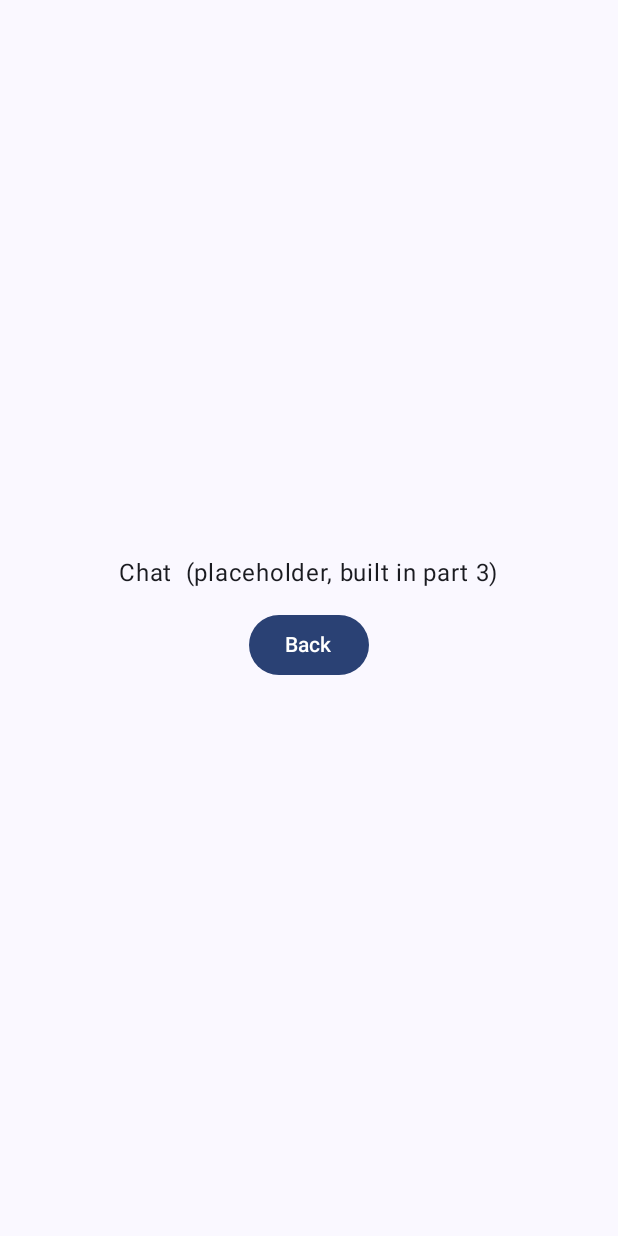
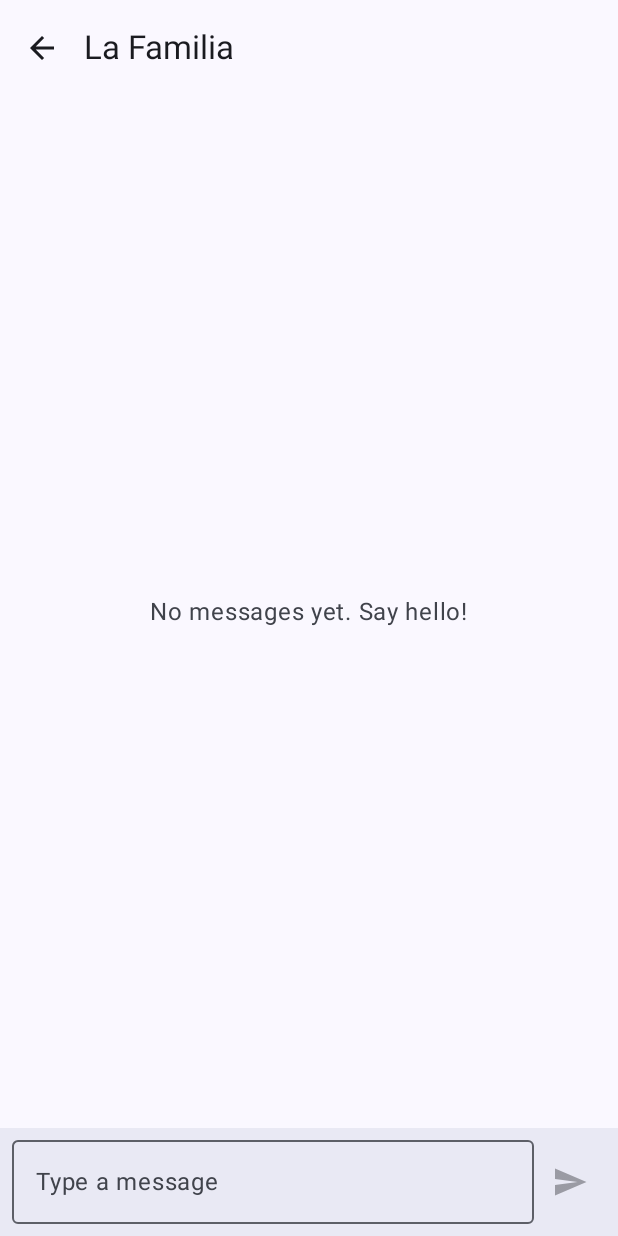
Before and after one commit to Abdoz3210/MC_Project, an Android app built with Jetpack Compose: the composable ChatScreen called with empty values, on a phone screen of 412 x 824 dp. Run offline under Robolectric (Android 15) with nearby library versions, the phone set to English and light mode, and no system bars.

Commit message:
feat: chat thread screen with bubbles, composer, edit, delete and retry

```diff
--- a/app/src/main/java/com/lafamilia/app/ui/chat/ChatScreen.kt
+++ b/app/src/main/java/com/lafamilia/app/ui/chat/ChatScreen.kt
@@ -1,29 +1,163 @@
 package com.lafamilia.app.ui.chat
 
 import androidx.compose.foundation.layout.Arrangement
+import androidx.compose.foundation.layout.Box
 import androidx.compose.foundation.layout.Column
+import androidx.compose.foundation.layout.Row
 import androidx.compose.foundation.layout.fillMaxSize
+import androidx.compose.foundation.layout.fillMaxWidth
+import androidx.compose.foundation.layout.imePadding
 import androidx.compose.foundation.layout.padding
-import androidx.compose.foundation.layout.systemBarsPadding
-import androidx.compose.material3.Button
+import androidx.compose.foundation.lazy.LazyColumn
+import androidx.compose.foundation.lazy.items
+import androidx.compose.foundation.lazy.rememberLazyListState
+import androidx.compose.foundation.text.KeyboardOptions
+import androidx.compose.material.icons.Icons
+import androidx.compose.material.icons.automirrored.filled.ArrowBack
+import androidx.compose.material.icons.automirrored.filled.Send
+import androidx.compose.material.icons.filled.Close
+import androidx.compose.material3.ExperimentalMaterial3Api
+import androidx.compose.material3.Icon
+import androidx.compose.material3.IconButton
+import androidx.compose.material3.MaterialTheme
+import androidx.compose.material3.OutlinedTextField
+import androidx.compose.material3.Scaffold
+import androidx.compose.material3.Surface
 import androidx.compose.material3.Text
+import androidx.compose.material3.TopAppBar
 import androidx.compose.runtime.Composable
+import androidx.compose.runtime.LaunchedEffect
+import androidx.compose.runtime.getValue
 import androidx.compose.ui.Alignment
 import androidx.compose.ui.Modifier
+import androidx.compose.ui.res.stringResource
+import androidx.compose.ui.text.input.ImeAction
 import androidx.compose.ui.unit.dp
+import androidx.lifecycle.compose.collectAsStateWithLifecycle
+import androidx.lifecycle.viewmodel.compose.viewModel
+import com.lafamilia.app.R
 
-/**
- * PLACEHOLDER from part 1 so the app compiles and navigates.
- * Part 3 (chat thread and message composer) replaces this whole file.
- */
+@OptIn(ExperimentalMaterial3Api::class)
 @Composable
-fun ChatScreen(conversationId: String, onBack: () -> Unit) {
-    Column(
-        modifier = Modifier.fillMaxSize().systemBarsPadding().padding(24.dp),
-        verticalArrangement = Arrangement.spacedBy(12.dp, Alignment.CenterVertically),
-        horizontalAlignment = Alignment.CenterHorizontally
-    ) {
-        Text("Chat $conversationId (placeholder, built in part 3)")
-        Button(onClick = onBack) { Text("Back") }
+fun ChatScreen(
+    conversationId: String,
+    onBack: () -> Unit,
+    viewModel: ChatViewModel = viewModel(
+        key = "chat-$conversationId",
+        factory = ChatViewModel.factory(conversationId)
+    )
+) {
+    val state by viewModel.uiState.collectAsStateWithLifecycle()
+    val listState = rememberLazyListState()
+
+    // Scroll to the newest message whenever the list grows.
+    LaunchedEffect(state.messages.size) {
+        if (state.messages.isNotEmpty()) listState.animateScrollToItem(state.messages.lastIndex)
+    }
+
+    Scaffold(
+        modifier = Modifier.imePadding(),
+        topBar = {
+            TopAppBar(
+                title = { Text(state.title.ifBlank { stringResource(R.string.app_name) }) },
+                navigationIcon = {
+                    IconButton(onClick = onBack) {
+                        Icon(Icons.AutoMirrored.Filled.ArrowBack, contentDescription = stringResource(R.string.chat_back))
+                    }
+                }
+            )
+        },
+        bottomBar = {
+            Composer(
+                draft = state.draft,
+                isEditing = state.editing != null,
+                onDraftChange = viewModel::onDraftChange,
+                onSend = viewModel::submit,
+                onCancelEdit = viewModel::cancelEdit
+            )
+        }
+    ) { padding ->
+        if (state.messages.isEmpty()) {
+            Box(Modifier.fillMaxSize().padding(padding), contentAlignment = Alignment.Center) {
+                Text(
+                    text = stringResource(R.string.chat_empty),
+                    style = MaterialTheme.typography.bodyLarge,
+                    color = MaterialTheme.colorScheme.onSurfaceVariant
+                )
+            }
+        } else {
+            LazyColumn(
+                state = listState,
+                modifier = Modifier.fillMaxSize().padding(padding),
+                contentPadding = androidx.compose.foundation.layout.PaddingValues(vertical = 8.dp)
+            ) {
+                items(state.messages, key = { it.id }) { message ->
+                    val mine = ChatRules.isMine(message, state.currentUserId)
+                    MessageBubble(
+                        message = message,
+                        mine = mine,
+                        onLongClick = { if (ChatRules.canModify(message, state.currentUserId)) viewModel.select(message) },
+                        onRetry = { if (ChatRules.canRetry(message, state.currentUserId)) viewModel.retry(message) }
+                    )
+                }
+            }
+        }
+    }
+
+    if (state.selected != null) {
+        MessageActionsDialog(
+            onEdit = viewModel::startEdit,
+            onDelete = viewModel::askDelete,
+            onDismiss = viewModel::dismissMenu
+        )
+    }
+    if (state.pendingDelete != null) {
+        DeleteMessageDialog(onConfirm = viewModel::confirmDelete, onDismiss = viewModel::cancelDelete)
     }
 }
+
+@Composable
+private fun Composer(
+    draft: String,
+    isEditing: Boolean,
+    onDraftChange: (String) -> Unit,
+    onSend: () -> Unit,
+    onCancelEdit: () -> Unit
+) {
+    Surface(tonalElevation = 3.dp) {
+        Column(modifier = Modifier.fillMaxWidth()) {
+            if (isEditing) {
+                Row(
+                    modifier = Modifier.fillMaxWidth().padding(start = 16.dp, end = 4.dp),
+                    verticalAlignment = Alignment.CenterVertically,
+                    horizontalArrangement = Arrangement.SpaceBetween
+                ) {
+                    Text(
+                        text = stringResource(R.string.chat_editing),
+                        style = MaterialTheme.typography.labelMedium,
+                        color = MaterialTheme.colorScheme.primary
+                    )
+                    IconButton(onClick = onCancelEdit) {
+                        Icon(Icons.Default.Close, contentDescription = stringResource(R.string.chat_cancel))
+                    }
+                }
+            }
+            Row(
+                modifier = Modifier.fillMaxWidth().padding(horizontal = 8.dp, vertical = 8.dp),
+                verticalAlignment = Alignment.CenterVertically
+            ) {
+                OutlinedTextField(
+                    value = draft,
+                    onValueChange = onDraftChange,
+                    modifier = Modifier.weight(1f),
+                    placeholder = { Text(stringResource(R.string.chat_hint)) },
+                    maxLines = 4,
+                    keyboardOptions = KeyboardOptions(imeAction = ImeAction.Default)
+                )
+                IconButton(onClick = onSend, enabled = draft.isNotBlank()) {
+                    Icon(Icons.AutoMirrored.Filled.Send, contentDescription = stringResource(R.string.chat_send))
+                }
+            }
+        }
+    }
+}
--- /dev/null
+++ b/app/src/main/res/values/strings_chat.xml
@@ -0,0 +1,21 @@
+<?xml version="1.0" encoding="utf-8"?>
+<resources>
+    <string name="chat_back">Back</string>
+    <string name="chat_hint">Type a message</string>
+    <string name="chat_send">Send</string>
+    <string name="chat_empty">No messages yet. Say hello!</string>
+    <string name="chat_editing">Editing message</string>
+    <string name="chat_cancel">Cancel</string>
+    <string name="chat_message_actions">Message</string>
+    <string name="chat_edit">Edit</string>
+    <string name="chat_delete">Delete</string>
+    <string name="chat_delete_title">Delete this message?</string>
+    <string name="chat_delete_body">This cannot be undone.</string>
+    <string name="chat_tap_retry">tap to retry</string>
+    <string name="chat_status_queued">Waiting</string>
+    <string name="chat_status_sending">Sending</string>
+    <string name="chat_status_sent">Sent</string>
+    <string name="chat_status_delivered">Delivered</string>
+    <string name="chat_status_read">Read</string>
+    <string name="chat_status_failed">Failed</string>
+</resources>
```
Also changed, not shown: app/src/main/java/com/lafamilia/app/ui/chat/ChatComponents.kt (added, +124 -0 lines), 1 other file.
